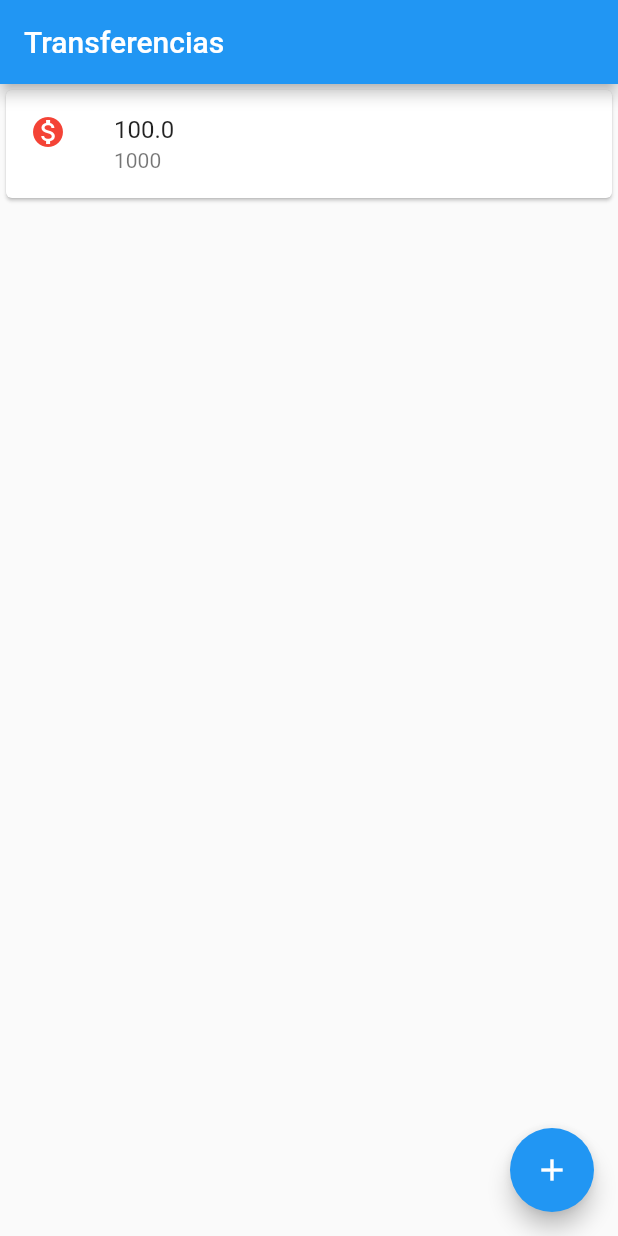
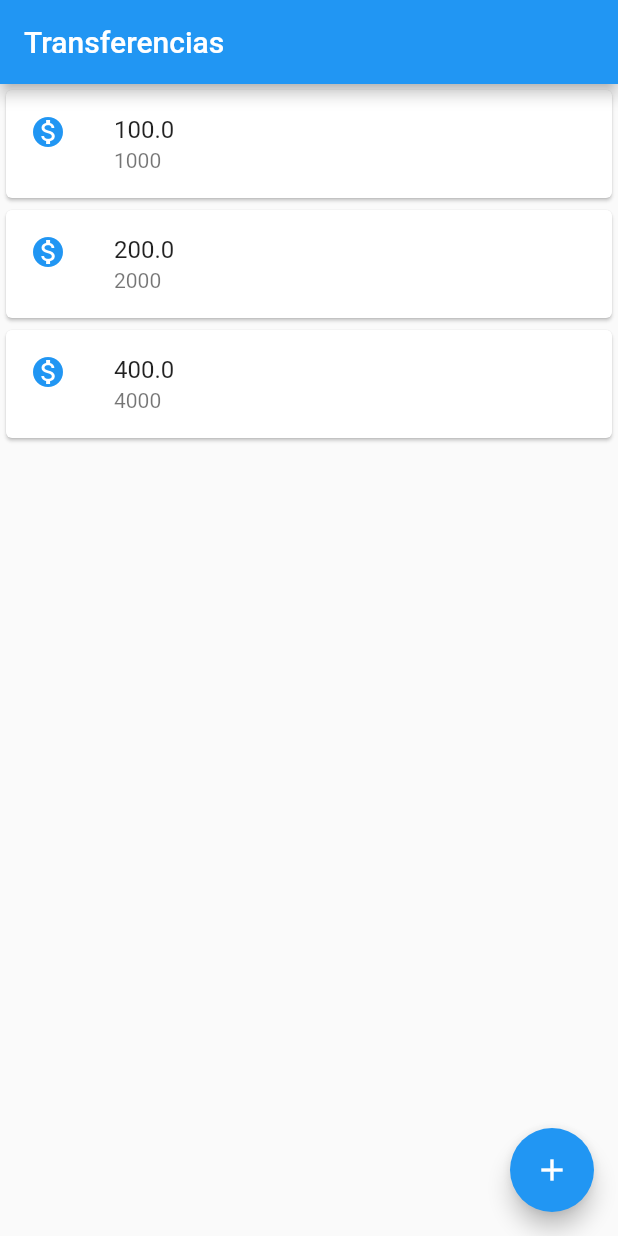
Before and after one commit to BREN0-MORAIS/Bytebank_Flutter_Estudos, a Flutter app: the screen it shows after launch, on a phone screen of 412 x 824 dp. Run offline on Flutter 3.47's test engine with Material 2 defaults, Android fonts, the phone set to English and light mode, and no system bars.

Commit message:
03-Refatorando- andamento

```diff
--- a/bytebank/lib/main.dart
+++ b/bytebank/lib/main.dart
@@ -1,25 +1,47 @@
 import 'package:flutter/material.dart';
 
-void main() => runApp(MaterialApp(
-
+void main() => runApp(
+      MaterialApp(
           home: Scaffold(
-    appBar:AppBar(title: Text('Transferencias'),),
-    floatingActionButton:FloatingActionButton(
+        appBar: AppBar(
+          title: Text('Transferencias'),
+        ),
+        floatingActionButton: FloatingActionButton(
           child: Icon(Icons.add),
           onPressed: null,
         ),
-    body: Card(
+        body: ListaTransferencia(),
+      )),
+    );
+
+class ListaTransferencia extends StatelessWidget {
+  @override
+  Widget build(BuildContext context) {
+    // TODO: implement build
+    return Column(
+      children: <Widget>[
+        Card(
           child: ListTile(
-        leading: Icon(Icons.monetization_on,
-          color:Colors.red ),
-
+            leading: Icon(Icons.monetization_on, color: Colors.blue),
             title: Text('100.0'),
             subtitle: Text('1000'),
           ),
-      )
         ),
-
-
-
+        Card(
+          child: ListTile(
+            leading: Icon(Icons.monetization_on, color: Colors.blue),
+            title: Text('200.0'),
+            subtitle: Text('2000'),
           ),
+        ),
+        Card(
+          child: ListTile(
+            leading: Icon(Icons.monetization_on, color: Colors.blue),
+            title: Text('400.0'),
+            subtitle: Text('4000'),
+          ),
+        ),
+      ],
     );
+  }
+}
```
Lines whose indentation alone changed are shown as unchanged.
